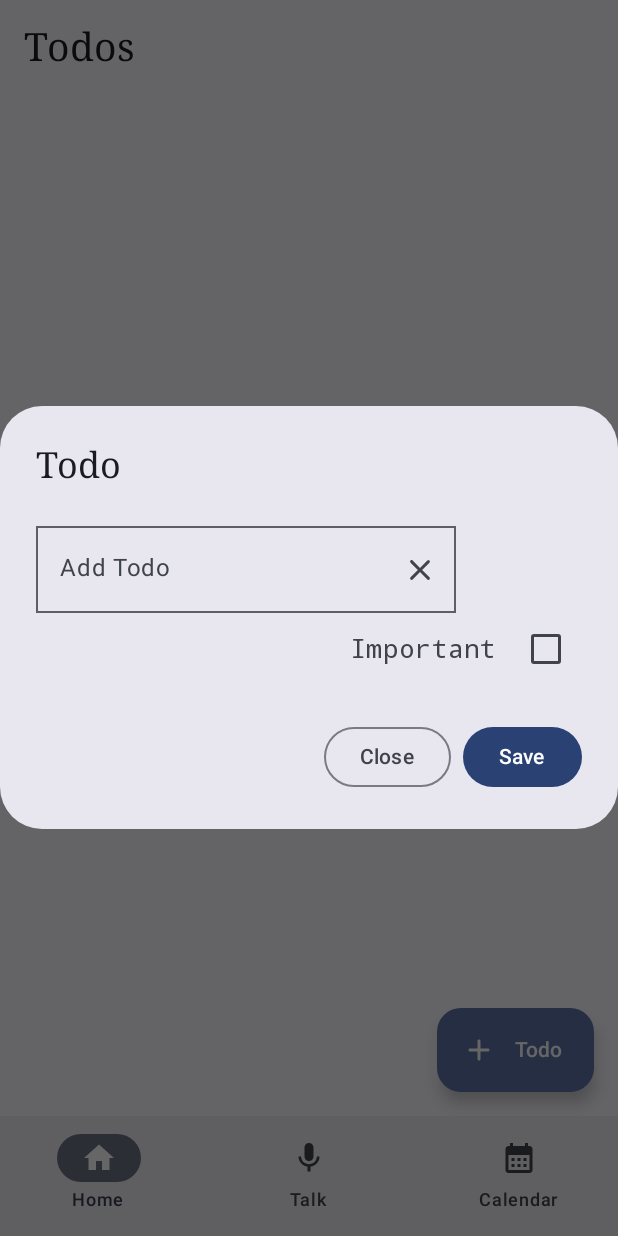
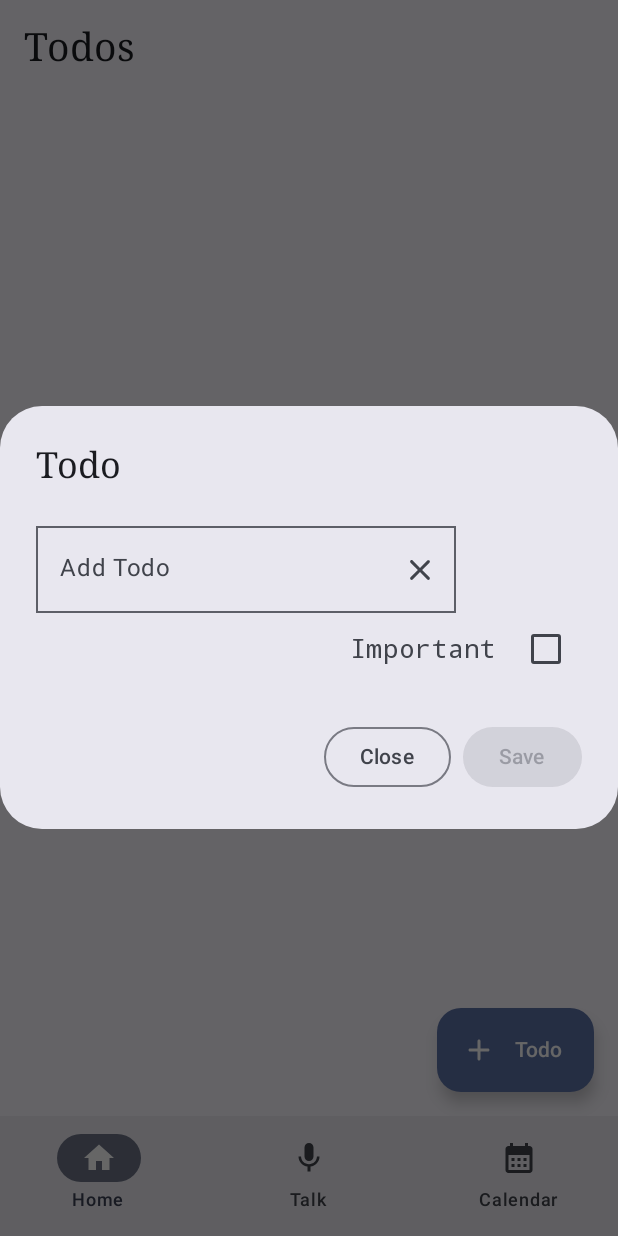
Before and after one commit to Swirl86/Listify-Planner, an Android app built with Jetpack Compose: the screen it shows after launch (MainActivity), after a tap on "Todo", on a phone screen of 412 x 824 dp. Run offline under Robolectric (Android 15) with nearby library versions, the phone set to English and light mode, and no system bars; our stand-ins replace Dagger/Hilt's generated code, Room's generated code.

Commit message:
added content description to icons

```diff
--- a/app/src/main/java/com/swirl/listifyplanner/presentation/alert_dialogs/AlertDialogAddScreen.kt
+++ b/app/src/main/java/com/swirl/listifyplanner/presentation/alert_dialogs/AlertDialogAddScreen.kt
@@ -21,8 +21,8 @@ import androidx.compose.material3.Text
 import androidx.compose.runtime.Composable
 import androidx.compose.runtime.LaunchedEffect
 import androidx.compose.runtime.getValue
+import androidx.compose.runtime.mutableStateOf
 import androidx.compose.runtime.remember
-import androidx.compose.runtime.mutableStateOf
 import androidx.compose.runtime.setValue
 import androidx.compose.ui.Alignment
 import androidx.compose.ui.Modifier
@@ -64,7 +64,7 @@ fun AlertDialogAddScreen(
         AlertDialog(
             title = {
                 Text(
-                    text = UiText.StringResource(R.string.add_todo).asString(context),
+                    text = UiText.StringResource(R.string.add_todo).asString(),
                     fontFamily = FontFamily.Serif
                 )
             },
@@ -81,12 +81,12 @@ fun AlertDialogAddScreen(
                     OutlinedTextField(
                         value = text,
                         label = { Text(
-                            text = UiText.StringResource(R.string.add_todo_title).asString(context)
+                            text = UiText.StringResource(R.string.add_todo_title).asString()
                         ) },
                         onValueChange = { text = it },
                         placeholder = {
                             Text(
-                                text = UiText.StringResource(R.string.add_todo_sub_title).asString(context),
+                                text = UiText.StringResource(R.string.add_todo_sub_title).asString(),
                                 fontFamily = FontFamily.Monospace
                             )
                         },
@@ -127,7 +127,7 @@ fun AlertDialogAddScreen(
                         verticalAlignment = Alignment.CenterVertically
                     ) {
                         Text(
-                            text = UiText.StringResource(R.string.todo_important).asString(context),
+                            text = UiText.StringResource(R.string.todo_important).asString(),
                             fontFamily = FontFamily.Monospace,
                             fontSize = 18.sp
                         )
@@ -145,7 +145,9 @@ fun AlertDialogAddScreen(
                 isImportant = false
             },
             confirmButton = {
-                Button(onClick = {
+                Button(
+                    enabled = text.isNotEmpty(),
+                    onClick = {
                         if (text.isNotBlank()) {
                             mainViewModel.insertTodo(todo)
                             text = ""
@@ -157,8 +159,9 @@ fun AlertDialogAddScreen(
                                 UiText.StringResource(R.string.add_todo_empty).asString(context)
                             )
                         }
-                }) {
-                    Text(text = UiText.StringResource(R.string.button_save).asString(context))
+                    }
+                ) {
+                    Text(text = UiText.StringResource(R.string.button_save).asString())
                 }
             },
             dismissButton = {
@@ -167,7 +170,7 @@ fun AlertDialogAddScreen(
                     text = ""
                     isImportant = false
                 }) {
-                    Text(text = UiText.StringResource(R.string.button_close).asString(context))
+                    Text(text = UiText.StringResource(R.string.button_close).asString())
                 }
             }
         )
--- a/app/src/main/java/com/swirl/listifyplanner/presentation/calendar_screen/CalendarScreen.kt
+++ b/app/src/main/java/com/swirl/listifyplanner/presentation/calendar_screen/CalendarScreen.kt
@@ -74,7 +74,7 @@ fun CalendarScreen(mainViewModel: MainViewModel) {
             ) {
                 if (calendarNotes.isEmpty()) {
                     EmptyScreen(
-                        text = UiText.StringResource(R.string.empty_calendar_title).asString(context),
+                        text = UiText.StringResource(R.string.empty_calendar_title).asString(),
                         paddingValues = paddingValues
                     )
                 } else {
--- a/app/src/main/java/com/swirl/listifyplanner/presentation/common/SwipeToDelete.kt
+++ b/app/src/main/java/com/swirl/listifyplanner/presentation/common/SwipeToDelete.kt
@@ -26,7 +26,10 @@ import androidx.compose.runtime.setValue
 import androidx.compose.ui.Alignment
 import androidx.compose.ui.Modifier
 import androidx.compose.ui.graphics.Color
+import androidx.compose.ui.res.stringResource
 import androidx.compose.ui.unit.dp
+import com.swirl.listifyplanner.R
+import com.swirl.listifyplanner.utils.UiText
 import kotlinx.coroutines.delay
 
 @OptIn(ExperimentalMaterial3Api::class)
@@ -92,7 +95,7 @@ fun DeleteBackground(
     ) {
         Icon(
             imageVector = Icons.Default.Delete,
-            contentDescription = null,
+            contentDescription = UiText.StringResource( R.string.icon_delete).asString(),
             tint = Color.White
         )
     }
--- a/app/src/main/java/com/swirl/listifyplanner/presentation/home_screen/HomeScreen.kt
+++ b/app/src/main/java/com/swirl/listifyplanner/presentation/home_screen/HomeScreen.kt
@@ -67,8 +67,11 @@ fun HomeScreen(
         floatingActionButton = {
             DraggableComponent {
                 ExtendedFloatingActionButton(
-                    text = { Text(text = UiText.StringResource(R.string.add_todo).asString(context)) },
-                    icon = { Icon(imageVector = Icons.Rounded.Add, contentDescription = null) },
+                    text = { Text(text = UiText.StringResource(R.string.add_todo).asString()) },
+                    icon = { Icon(
+                        imageVector = Icons.Rounded.Add,
+                        contentDescription = UiText.StringResource(R.string.icon_add).asString()
+                    ) },
                     expanded = isExpanded,
                     onClick = { openDialog = true }
                 )
@@ -82,7 +85,7 @@ fun HomeScreen(
         )
         if (todos.isEmpty()) {
             EmptyScreen(
-                text = UiText.StringResource(R.string.empty_home_screen_title).asString(context),
+                text = UiText.StringResource(R.string.empty_home_screen_title).asString(),
                 paddingValues = paddingValues
             )
         } else {
--- a/app/src/main/java/com/swirl/listifyplanner/presentation/home_screen/components/MyTopAppBar.kt
+++ b/app/src/main/java/com/swirl/listifyplanner/presentation/home_screen/components/MyTopAppBar.kt
@@ -18,8 +18,10 @@ import androidx.compose.runtime.setValue
 import androidx.compose.ui.Modifier
 import androidx.compose.ui.graphics.Color
 import androidx.compose.ui.unit.dp
+import com.swirl.listifyplanner.R
 import com.swirl.listifyplanner.presentation.common.topAppBarTextStyle
 import com.swirl.listifyplanner.presentation.alert_dialogs.AlertDialogGeneral
+import com.swirl.listifyplanner.utils.UiText
 
 @OptIn(ExperimentalMaterial3Api::class)
 @Composable
@@ -54,7 +56,7 @@ fun MyTopAppBar(
                     Icon(
                         Icons.Rounded.DeleteForever,
                         tint = Color.Red,
-                        contentDescription = "Delete"
+                        contentDescription = UiText.StringResource(R.string.icon_delete).asString()
                     )
                 }
             }
--- a/app/src/main/java/com/swirl/listifyplanner/presentation/navigation/AppNavigation.kt
+++ b/app/src/main/java/com/swirl/listifyplanner/presentation/navigation/AppNavigation.kt
@@ -20,11 +20,13 @@ import androidx.navigation.compose.composable
 import androidx.navigation.compose.currentBackStackEntryAsState
 import androidx.navigation.compose.rememberNavController
 import androidx.navigation.navArgument
+import com.swirl.listifyplanner.R
 import com.swirl.listifyplanner.presentation.MainViewModel
 import com.swirl.listifyplanner.presentation.calendar_screen.CalendarScreen
 import com.swirl.listifyplanner.presentation.home_screen.HomeScreen
 import com.swirl.listifyplanner.presentation.update_screen.UpdateScreen
 import com.swirl.listifyplanner.presentation.speech_to_text_screen.SpeechToTextScreen
+import com.swirl.listifyplanner.utils.UiText
 
 @Composable
 fun AppNavigation(mainViewModel: MainViewModel) {
@@ -48,7 +50,10 @@ fun AppNavigation(mainViewModel: MainViewModel) {
                             }
                         },
                         icon = {
-                            Icon(imageVector = navItem.icon, contentDescription = null)
+                            Icon(
+                                imageVector = navItem.icon,
+                                contentDescription = UiText.StringResource(R.string.icon_nav).asString()
+                            )
                         },
                         label = {
                             Text(text = navItem.label)
--- a/app/src/main/java/com/swirl/listifyplanner/utils/ViewUiState.kt
+++ b/app/src/main/java/com/swirl/listifyplanner/utils/ViewUiState.kt
@@ -3,7 +3,6 @@ package com.swirl.listifyplanner.utils
 import android.content.Context
 import androidx.annotation.StringRes
 import androidx.compose.runtime.Composable
-import androidx.compose.ui.platform.LocalContext
 import androidx.compose.ui.res.stringResource
 import com.swirl.listifyplanner.R
 
--- a/app/src/main/res/values/strings.xml
+++ b/app/src/main/res/values/strings.xml
@@ -31,13 +31,25 @@
     <string name="empty_home_screen_title">No Todos!</string>
 
     <!-- General -->
+    <string name="button_ok">OK</string>
     <string name="button_save">Save</string>
+    <string name="button_confirm">Confirm</string>
     <string name="button_close">Close</string>
     <string name="button_cancel">Cancel</string>
+    <string name="button_dismiss">Dismiss</string>
 
     <!-- Error -->
     <string name="error_unknown">Something went wrong</string>
 
     <!-- Content Description -->
+    <string name="icon_general_alert_dialog">General alert dialog Icon</string>
+    <string name="icon_calendar">Calendar Icon</string>
+    <string name="icon_mic">Microphone Icon</string>
+    <string name="icon_delete">Delete Icon</string>
+    <string name="icon_add">Add Icon</string>
+    <string name="icon_edit">Edit Icon</string>
+    <string name="icon_check">Check Icon</string>
+    <string name="icon_star">Star Icon</string>
+    <string name="icon_nav">Navigation Icon</string>
 
 </resources>
```
Also changed, not shown: app/src/main/java/com/swirl/listifyplanner/presentation/alert_dialogs/AlertDialogGeneral.kt (+5 -3 lines), app/src/main/java/com/swirl/listifyplanner/presentation/calendar_screen/components/MyDatePicker.kt (+4 -6 lines), app/src/main/java/com/swirl/listifyplanner/presentation/home_screen/components/TodoCard.kt (+6 -4 lines), app/src/main/java/com/swirl/listifyplanner/presentation/speech_to_text_screen/SpeechToTextScreen.kt (+8 -5 lines), app/src/main/java/com/swirl/listifyplanner/presentation/update_screen/UpdateScreen.kt (+6 -8 lines). Lines whose indentation alone changed are shown as unchanged.
